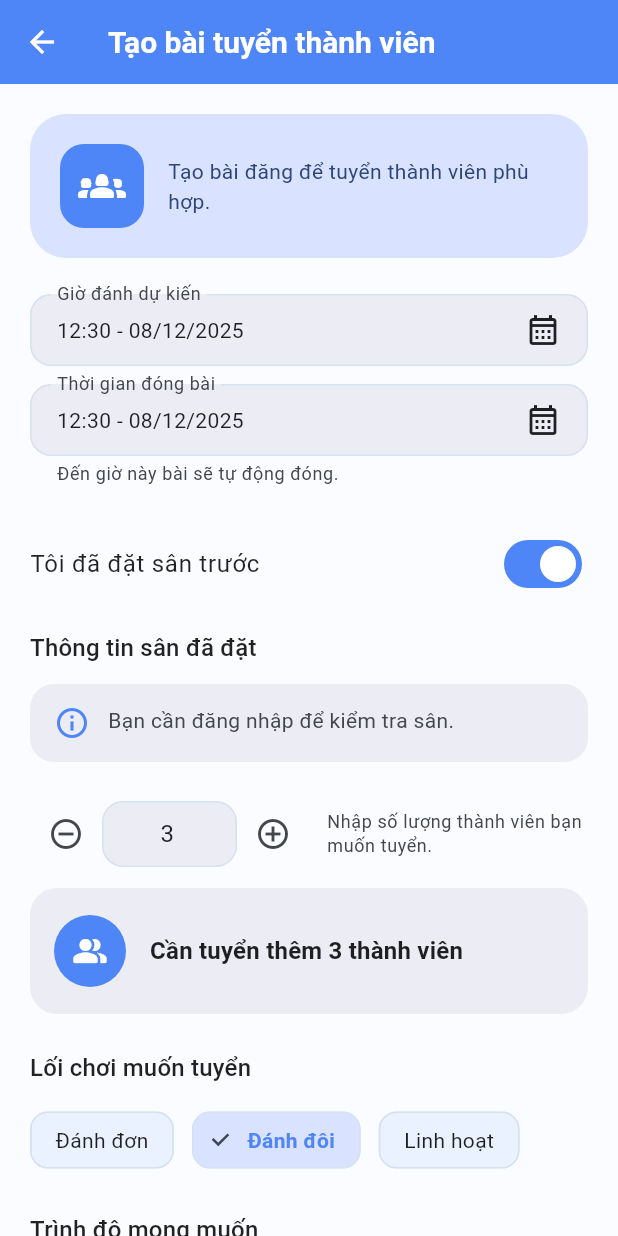
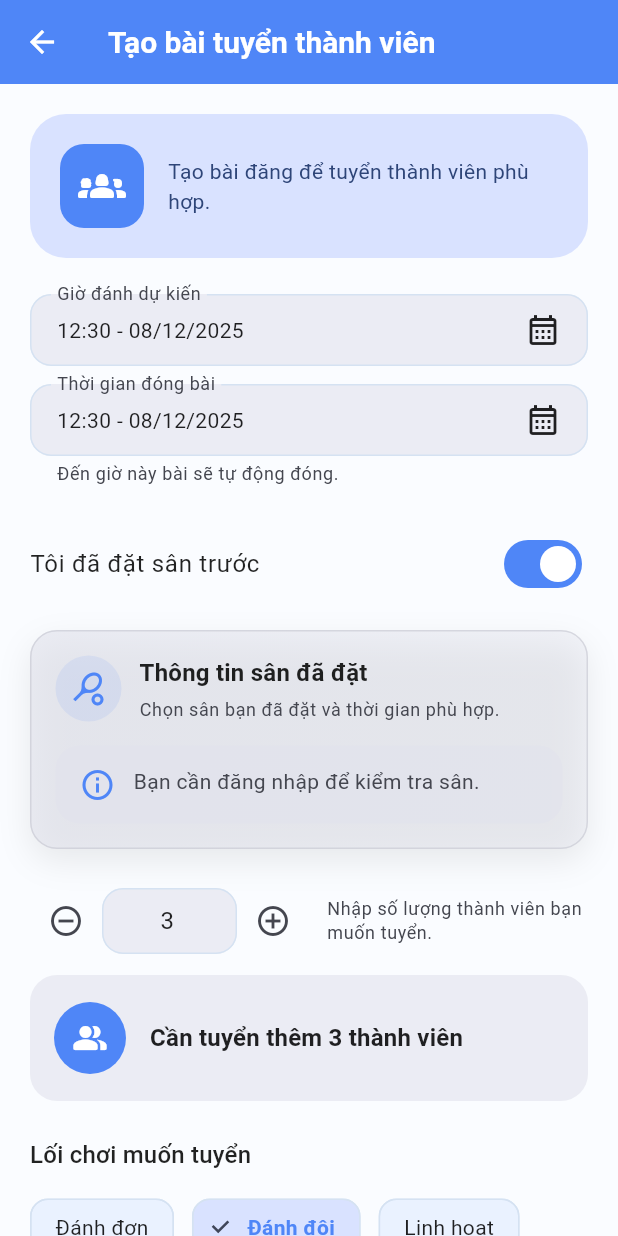
Before and after one commit to BaoMinhne/badminton_booking_app, a Flutter app: the RecruitmentFormPage screen opened directly, on a phone screen of 412 x 824 dp. Run offline on Flutter 3.47's test engine with Material 3 defaults, Android fonts, the phone set to English and light mode, and no system bars; our stand-ins replace curved_navigation_bar, flutter_dotenv, image_picker, intl_phone_field, pocketbase, shared_preferences; accounts and stored records are empty; network calls fail.

Commit message:
Enhance booked court info UI styling

```diff
--- a/lib/pages/social/recruitment/widgets/court_info_section.dart
+++ b/lib/pages/social/recruitment/widgets/court_info_section.dart
@@ -20,18 +20,71 @@ class CourtInfoSection extends StatelessWidget {
     final cs = Theme.of(context).colorScheme;
     final textTheme = Theme.of(context).textTheme;
 
-    return Column(
+    return Container(
+      width: double.infinity,
+      padding: const EdgeInsets.all(16),
+      decoration: BoxDecoration(
+        gradient: LinearGradient(
+          colors: [
+            cs.surfaceVariant.withOpacity(0.6),
+            cs.surfaceVariant.withOpacity(0.3),
+          ],
+          begin: Alignment.topLeft,
+          end: Alignment.bottomRight,
+        ),
+        borderRadius: BorderRadius.circular(18),
+        boxShadow: [
+          BoxShadow(
+            color: cs.shadow.withOpacity(0.08),
+            offset: const Offset(0, 8),
+            blurRadius: 18,
+          ),
+        ],
+        border: Border.all(color: cs.outlineVariant.withOpacity(0.6)),
+      ),
+      child: Column(
         crossAxisAlignment: CrossAxisAlignment.start,
         children: [
-        Text('Thông tin sân đã đặt', style: textTheme.titleMedium),
-        const SizedBox(height: 12),
+          Row(
+            children: [
+              Container(
+                padding: const EdgeInsets.all(10),
+                decoration: BoxDecoration(
+                  color: cs.primary.withOpacity(0.1),
+                  shape: BoxShape.circle,
+                ),
+                child: Icon(Icons.sports_tennis, color: cs.primary),
+              ),
+              const SizedBox(width: 12),
+              Column(
+                crossAxisAlignment: CrossAxisAlignment.start,
+                children: [
+                  Text(
+                    'Thông tin sân đã đặt',
+                    style: textTheme.titleMedium?.copyWith(fontWeight: FontWeight.w700),
+                  ),
+                  const SizedBox(height: 4),
+                  Text(
+                    'Chọn sân bạn đã đặt và thời gian phù hợp.',
+                    style: textTheme.bodySmall?.copyWith(color: cs.onSurfaceVariant),
+                  ),
+                ],
+              ),
+            ],
+          ),
+          const SizedBox(height: 16),
           if (availableCourts.isEmpty)
             _EmptyCourtMessage(message: message)
           else
-          DropdownButtonFormField<String>(
+            DecoratedBox(
+              decoration: BoxDecoration(
+                color: cs.background,
+                borderRadius: BorderRadius.circular(14),
+                border: Border.all(color: cs.outlineVariant.withOpacity(0.8)),
+              ),
+              child: DropdownButtonFormField<String>(
                 value: selectedCourtId,
-            isExpanded:
-                true, // Thêm để chiếm hết chiều rộng, tránh overflow do giới hạn width
+                isExpanded: true,
                 decoration: _inputDecoration(cs, 'Chọn sân đã đặt'),
                 items: availableCourts
                     .map<DropdownMenuItem<String>>(
@@ -39,13 +92,12 @@ class CourtInfoSection extends StatelessWidget {
                         value: court.id,
                         child: Tooltip(
                           message: court.displayName,
-                      preferBelow:
-                          false, // Ưu tiên hiển thị tooltip ở trên để tránh che UI dưới
+                          preferBelow: false,
                           child: Text(
                             court.displayName,
-                        maxLines: 2, // Cho phép wrap thành 2 dòng nếu text dài
+                            maxLines: 2,
                             overflow: TextOverflow.ellipsis,
-                        softWrap: true, // Kích hoạt wrap text
+                            softWrap: true,
                           ),
                         ),
                       ),
@@ -53,7 +105,9 @@ class CourtInfoSection extends StatelessWidget {
                     .toList(growable: false),
                 onChanged: onCourtChanged,
               ),
+            ),
         ],
+      ),
     );
   }
 
```
Lines whose indentation alone changed are shown as unchanged.
